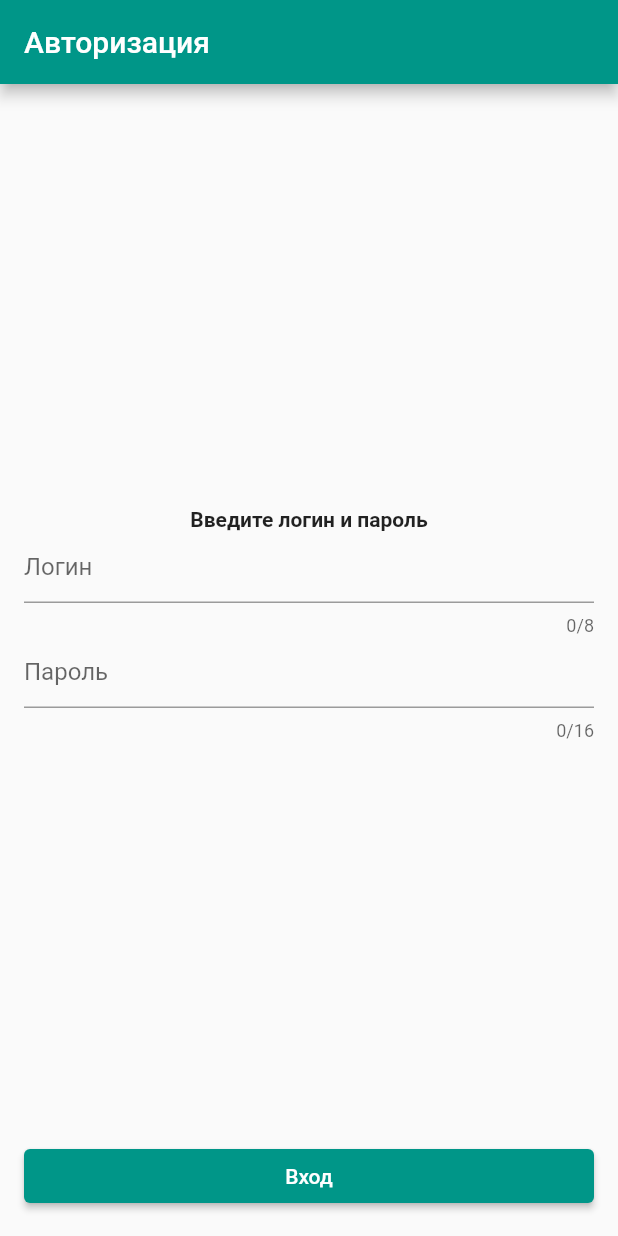
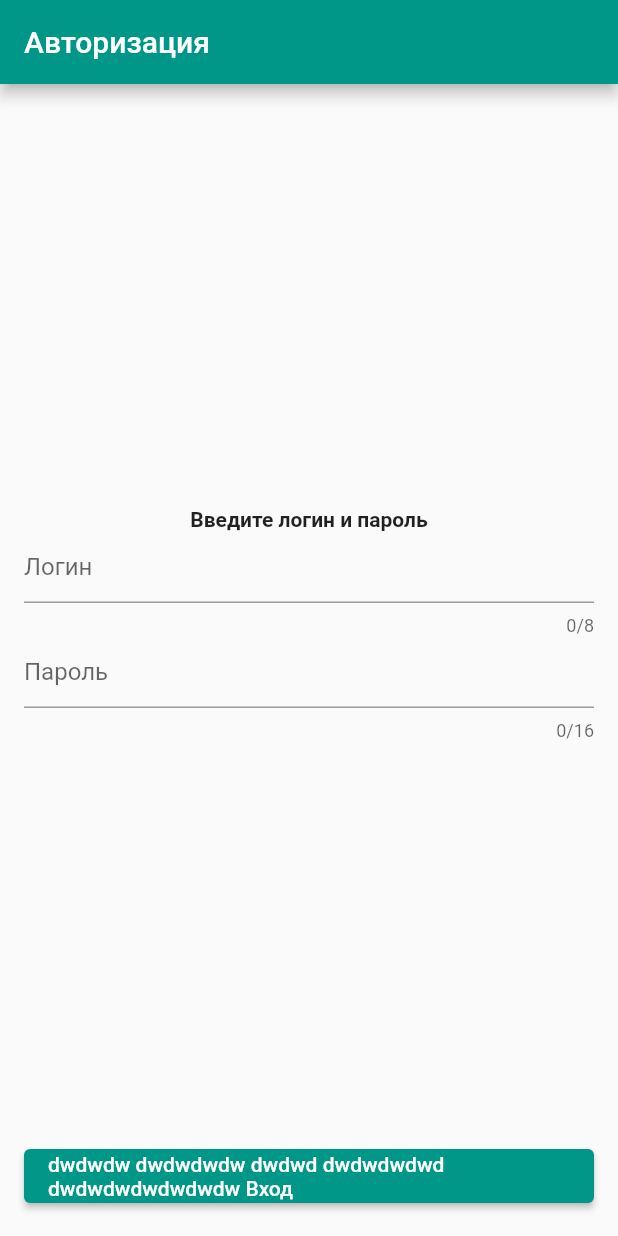
Before and after one commit to systeamnik/simpleCodeLess, a Flutter app: the screen it shows after launch, on a phone screen of 412 x 824 dp. Run offline on Flutter 3.47's test engine with Material 2 defaults, Android fonts, the phone set to English and light mode, and no system bars.

Commit message:
Верстка кнопки

```diff
--- a/lib/ui/login_screen.dart
+++ b/lib/ui/login_screen.dart
@@ -129,7 +129,11 @@ class _LoginScreenState extends State<LoginScreen> {
               child: Row(
                 mainAxisAlignment: MainAxisAlignment.center,
                 children: [
-                  Text(delegate.signIn),
+                  Expanded(
+                    child: Text(
+                        "dwdwdw dwdwdwdw dwdwd dwdwdwdwd dwdwdwdwdwdwdw " +
+                            delegate.signIn),
+                  ),
                 ],
               ),
             )
```
